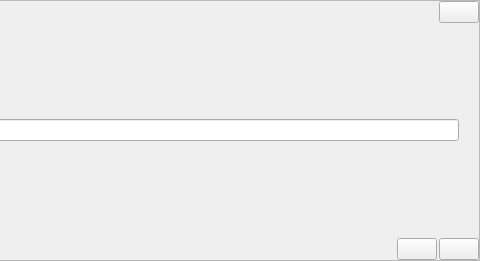
The window that src/gui/Dlg/progress.ui (LaM0uette/PySide6_Blank_Project_demo) describes before a commit, drawn with Qt 5; both pictures show x 293 to 773 and y 0 to 261 of the 773 by 261 pixel window.
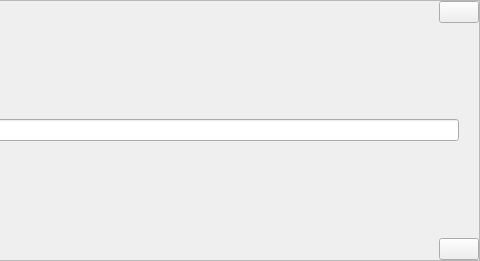
The same window after the commit.

```diff
--- a/src/gui/Dlg/progress.ui
+++ b/src/gui/Dlg/progress.ui
@@ -179,9 +179,6 @@
            </property>
           </spacer>
          </item>
-         <item>
-          <widget class="QPushButton" name="pb_pg_ok"/>
-         </item>
          <item>
           <widget class="QPushButton" name="pb_pg_annuler"/>
          </item>
```
